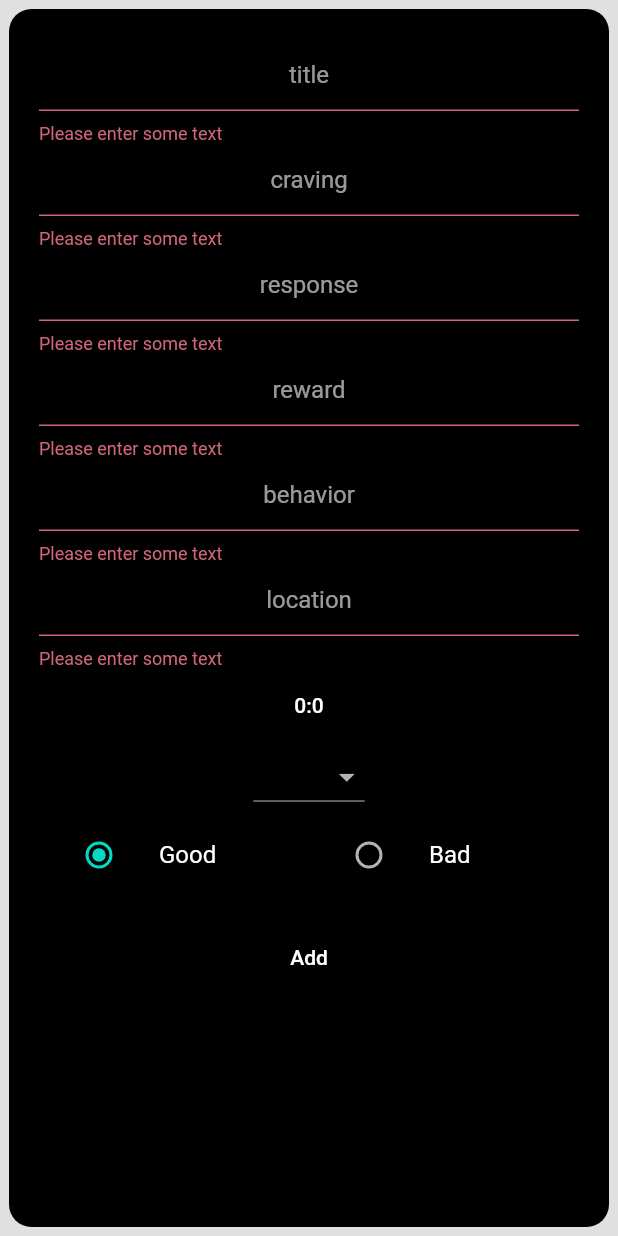
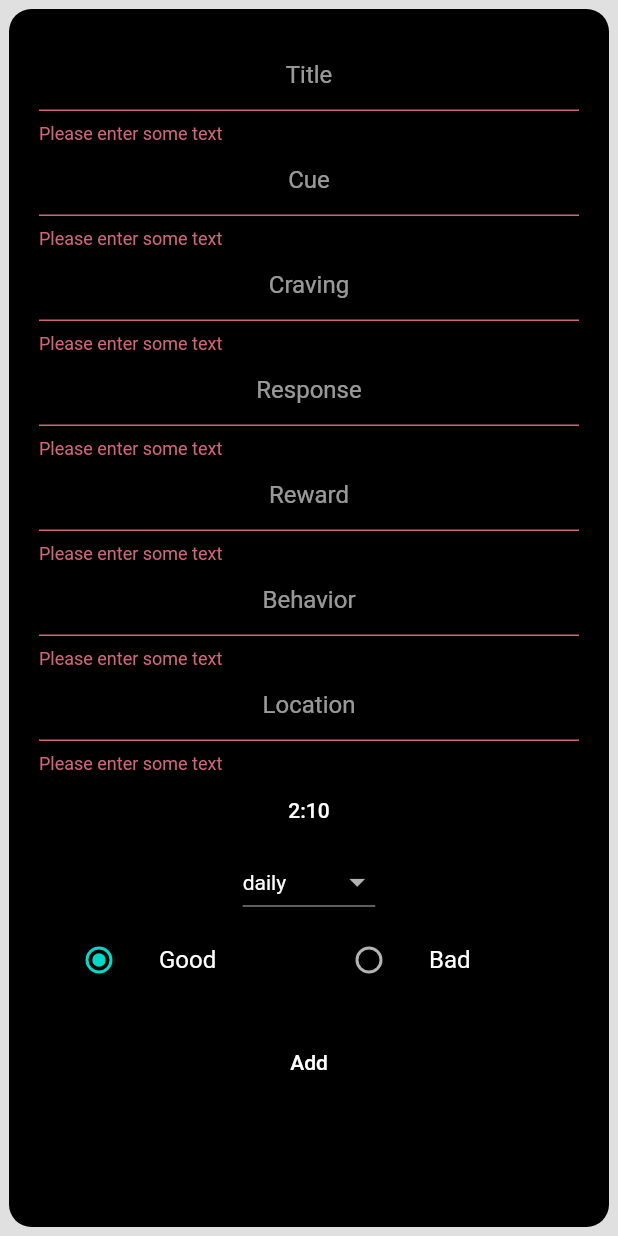
Before and after one commit to abhinavmarwaha/LifeHQ, a Flutter app: the AddHabit screen opened by its route, after a tap on "Add", on a phone screen of 412 x 824 dp. Run offline on Flutter 3.47's test engine with Material 2 defaults, Android fonts, the phone set to English and light mode, and no system bars; our stand-ins replace cached_network_image, flutter_html, flutter_local_notifications, flutter_map, flutter_secure_storage, fluttertoast and 7 more; missing offline and left inert: awesome_emojis, desktop_window, feed_finder, flutter_neat_and_clean_calendar, flutter_quill, flutter_screen_lock and 4 more; accounts and stored records are empty; network calls fail.

Commit message:
habits almost done

```diff
--- a/lib/habits/add_habit.dart
+++ b/lib/habits/add_habit.dart
@@ -16,15 +16,18 @@ class AddHabit extends StatefulWidget {
 class _AddHabitState extends State<AddHabit> {
   final _formKey = GlobalKey<FormState>();
 
-  String _title = "";
-  String _cue = "";
-  String _craving = "";
-  String _response = "";
-  String _reward = "";
-  String _behavior = "";
-  int _hour = 0;
-  int _min = 0;
-  String _location = "";
+  Map<String, String> values = {
+    "Title": "",
+    "Cue": "",
+    "Craving": "",
+    "Response": "",
+    "Reward": "",
+    "Behavior": "",
+    "Location": "",
+  };
+
+  int _hour = 2;
+  int _min = 10;
   String _quantityString = "";
   HabitFreq _freq = HabitFreq.daily;
   bool _bad = false;
@@ -37,20 +40,10 @@ class _AddHabitState extends State<AddHabit> {
       child: Form(
         key: _formKey,
         child: Column(children: <Widget>[
-          ...[
-            "_title",
-            "_craving",
-            "_response",
-            "_reward",
-            "_behavior",
-            "_location"
-          ].map(
-            (e) => TextFormField(
+          ...values.entries.map(
+            (val) => TextFormField(
               textAlign: TextAlign.center,
-              decoration: InputDecoration(
-                  hintText: e
-                      .replaceAll("_", "")
-                      .replaceAll(e[0], e[0].toUpperCase())),
+              decoration: InputDecoration(hintText: val.key),
               validator: (value) {
                 if (value == null || value.isEmpty) {
                   return 'Please enter some text';
@@ -58,7 +51,7 @@ class _AddHabitState extends State<AddHabit> {
 
                 return null;
               },
-              onChanged: (value) => e = value,
+              onChanged: (value) => values[val.key] = value,
             ),
           ),
           TextButton(
@@ -67,15 +60,18 @@ class _AddHabitState extends State<AddHabit> {
           ),
           DropdownButton<String>(
             style: TextStyle(color: Colors.white),
+            hint: Text("Frequency"),
             items: HabitFreq.values
                 .map<DropdownMenuItem<String>>((HabitFreq freq) {
               return DropdownMenuItem<String>(
-                value: freq.toString(),
+                value: freq.toShortString(),
                 child: Text(freq.toShortString()),
               );
             }).toList(),
-            onChanged: (val) => _freq = HabitFreqFromString(val ?? ""),
-            // value: _freq.toShortString(),
+            onChanged: (val) => setState(() {
+              _freq = HabitFreqFromString(val ?? "");
+            }),
+            value: _freq.toShortString(),
           ),
           Row(
             children: [
@@ -115,16 +111,16 @@ class _AddHabitState extends State<AddHabit> {
               onPressed: () {
                 if (_formKey.currentState!.validate()) {
                   final habit = Habit(
-                      title: _title,
+                      title: values['Title']!,
                       added: DateTime.now(),
-                      cue: _cue,
-                      craving: _craving,
-                      response: _response,
-                      reward: _reward,
-                      behavior: _behavior,
+                      cue: values['Cue']!,
+                      craving: values['Craving']!,
+                      response: values['Response']!,
+                      reward: values['Reward']!,
+                      behavior: values['Behavior']!,
                       hour: _hour,
                       min: _min,
-                      location: _location,
+                      location: values['Location']!,
                       doneAt: [],
                       quantityString: _quantityString,
                       quantity: 0,
--- a/lib/habits/models/done_at.dart
+++ b/lib/habits/models/done_at.dart
@@ -1,13 +1,13 @@
 import 'dart:convert';
 
 class DoneAt {
-  int doneAtId;
+  int? doneAtId;
   final int habitId;
   final DateTime dateTime;
   final bool done;
 
   DoneAt({
-    required this.doneAtId,
+    this.doneAtId,
     required this.habitId,
     required this.dateTime,
     required this.done,
--- a/lib/habits/services/habits_provider.dart
+++ b/lib/habits/services/habits_provider.dart
@@ -52,6 +52,7 @@ class HabitsProvider with ChangeNotifier {
     int index = await _db.insertDoneAt(doneAt);
     doneAt.doneAtId = index;
     habit.doneAt.add(doneAt);
+    _habitVal[habit.habitId!] = habit.calculateTrend();
 
     notifyListeners();
 
--- a/pubspec.yaml
+++ b/pubspec.yaml
@@ -68,7 +68,6 @@ dependency_overrides:
   flutter_colorpicker: ^0.6.0
 
 dev_dependencies:
-  sqflite_common_ffi: ^2.1.0
   sentry_dart_plugin: ^1.0.0-beta.1
   msix: ^2.6.2
   flutter_test:
```
Also changed, not shown: lib/habits/habit_details.dart (+38 -11 lines), lib/habits/habits.dart (+55 -8 lines), pubspec.lock, 1 other file.
